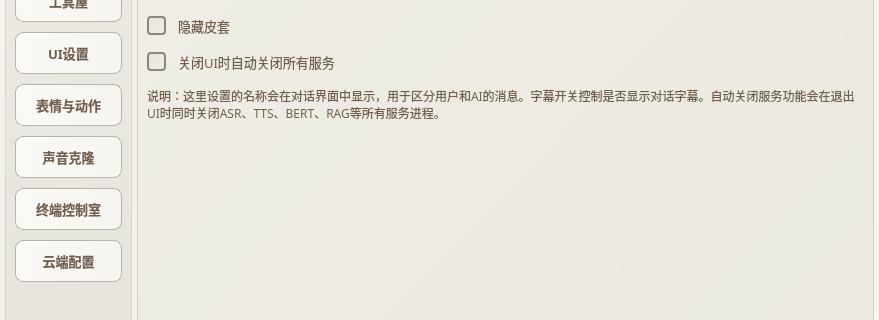
This is live-2d/test222.ui in morettt/my-neuro as Qt 5 draws it before an edit; both pictures show x 0 to 879 and y 243 to 563 of the 879 by 800 pixel window. The edited form follows.
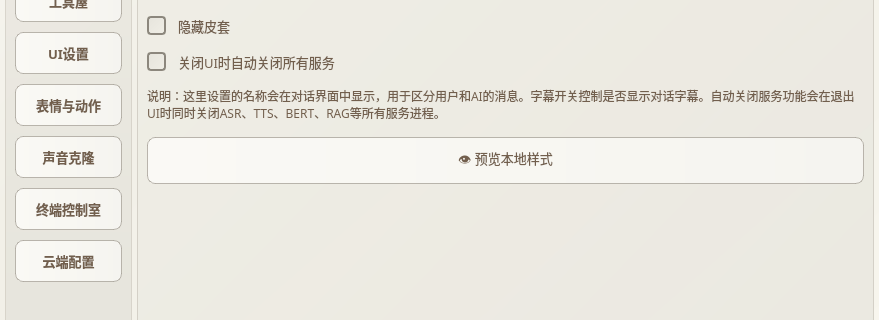
This is the edited form. The open tabs and pages were chosen to show the change.

Commit message: 添加本地云端区分设计

Diff of the .ui file:
```diff
--- a/live-2d/test222.ui
+++ b/live-2d/test222.ui
@@ -3335,6 +3335,22 @@
              </property>
             </widget>
            </item>
+           <item>
+            <widget class="QPushButton" name="pushButton_toggle_cloud_preview">
+             <property name="font">
+              <font>
+               <family>微软雅黑</family>
+               <pointsize>10</pointsize>
+              </font>
+             </property>
+             <property name="text">
+              <string>👁️ 预览本地样式</string>
+             </property>
+             <property name="toolTip">
+              <string>切换预览本地/云端侧边栏样式，不影响实际检测结果</string>
+             </property>
+            </widget>
+           </item>
            <item>
             <spacer name="verticalSpacer_ui_settings">
              <property name="orientation">
```
The commit also changes 1 other file.
